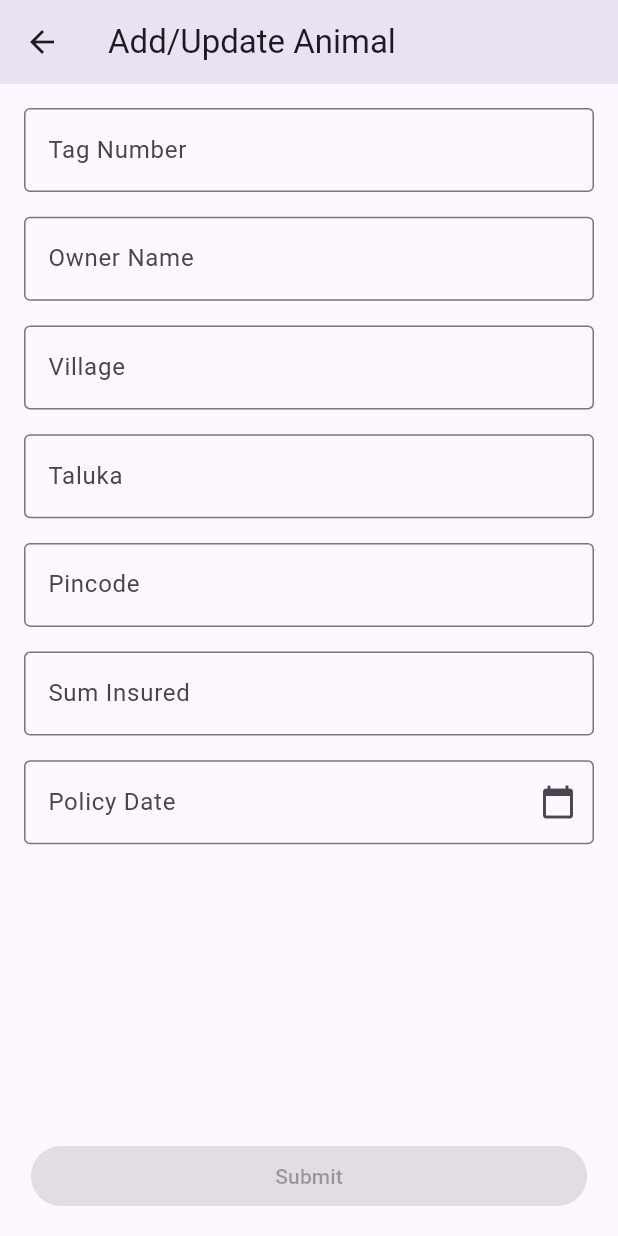
After one commit to devanshu9750/surveyor_app, a Flutter app: the AddUpdateAnimalScreen screen opened by its route, on a phone screen of 412 x 824 dp. The commit adds this screen. Run offline on Flutter 3.47's test engine with Material 3 defaults, Android fonts, the phone set to English and light mode, and no system bars; our stand-ins replace get, get_storage; accounts and stored records are empty.

Commit message:
design for add update animal screen

```diff
--- a/lib/core/app_router.dart
+++ b/lib/core/app_router.dart
@@ -1,4 +1,5 @@
 import 'package:flutter/material.dart';
+import 'package:surveyor_app/features/addUpdateAnimal/add_update_animal_screen.dart';
 import 'package:surveyor_app/features/addUpdateUser/add_update_user_screen.dart';
 import 'package:surveyor_app/features/home/home_screen.dart';
 import 'package:surveyor_app/features/login/login_screen.dart';
@@ -8,5 +9,6 @@ class AppRouter {
     LoginScreen.routeName: (_) => const LoginScreen(),
     HomeScreen.routeName: (_) => const HomeScreen(),
     AddUpdateUserScreen.routeName: (_) => const AddUpdateUserScreen(),
+    AddUpdateAnimalScreen.routeName: (_) => const AddUpdateAnimalScreen(),
   };
 }
--- /dev/null
+++ b/lib/features/addUpdateAnimal/add_update_animal_controller.dart
@@ -0,0 +1,51 @@
+import 'package:flutter/material.dart';
+import 'package:get/get.dart';
+
+class AddUpdateAnimalController extends GetxController {
+  final tagNumber = TextEditingController();
+  final ownerName = TextEditingController();
+  final village = TextEditingController();
+  final taluka = TextEditingController();
+  final pincode = TextEditingController();
+  final sumInsured = TextEditingController();
+  final policyDate = TextEditingController();
+  final enableAddUpdateButton = false.obs;
+
+  void addUpdateAnimal() {}
+
+  void _updateAddUpdateButtonState() {
+    enableAddUpdateButton.value =
+        tagNumber.text.isNotEmpty &&
+        ownerName.text.isNotEmpty &&
+        village.text.isNotEmpty &&
+        taluka.text.isNotEmpty &&
+        pincode.text.isNotEmpty &&
+        sumInsured.text.isNotEmpty &&
+        policyDate.text.isNotEmpty;
+  }
+
+  void pickPolicyDate() async {
+    FocusScope.of(Get.context!).unfocus();
+    final DateTime? picked = await showDatePicker(
+      context: Get.context!,
+      initialDate: DateTime(2010),
+      firstDate: DateTime(2000),
+      lastDate: DateTime.now().subtract(const Duration(days: 1)),
+    );
+    if (picked != null) {
+      policyDate.text = picked.toLocal().toString().split(' ')[0];
+    }
+  }
+
+  @override
+  void onInit() {
+    super.onInit();
+    tagNumber.addListener(_updateAddUpdateButtonState);
+    ownerName.addListener(_updateAddUpdateButtonState);
+    village.addListener(_updateAddUpdateButtonState);
+    taluka.addListener(_updateAddUpdateButtonState);
+    pincode.addListener(_updateAddUpdateButtonState);
+    sumInsured.addListener(_updateAddUpdateButtonState);
+    policyDate.addListener(_updateAddUpdateButtonState);
+  }
+}
--- /dev/null
+++ b/lib/features/addUpdateAnimal/add_update_animal_screen.dart
@@ -0,0 +1,98 @@
+import 'package:flutter/material.dart';
+import 'package:flutter/services.dart';
+import 'package:get/get_state_manager/get_state_manager.dart';
+import 'package:surveyor_app/core/app_extensions.dart';
+import 'package:surveyor_app/features/addUpdateAnimal/add_update_animal_controller.dart';
+
+class AddUpdateAnimalScreen extends StatelessWidget {
+  const AddUpdateAnimalScreen({super.key});
+  static const String routeName = '/add-update-animal';
+
+  @override
+  Widget build(BuildContext context) {
+    return GetBuilder(
+      init: AddUpdateAnimalController(),
+      builder: (controller) {
+        return Scaffold(
+          appBar: AppBar(title: const Text('Add/Update Animal'), elevation: 10),
+          body: Padding(
+            padding: const EdgeInsets.all(16.0),
+            child: Column(
+              children: [
+                Expanded(
+                  child: SingleChildScrollView(
+                    child: Padding(
+                      padding: EdgeInsetsGeometry.only(bottom: 2.h),
+                      child: Column(
+                        crossAxisAlignment: CrossAxisAlignment.stretch,
+                        children: [
+                          TextFormField(
+                            controller: controller.tagNumber,
+                            decoration: const InputDecoration(labelText: 'Tag Number', border: OutlineInputBorder()),
+                          ),
+                          SizedBox(height: 2.h),
+                          TextFormField(
+                            controller: controller.ownerName,
+                            decoration: const InputDecoration(labelText: 'Owner Name', border: OutlineInputBorder()),
+                          ),
+                          SizedBox(height: 2.h),
+                          TextFormField(
+                            controller: controller.village,
+                            decoration: const InputDecoration(labelText: 'Village', border: OutlineInputBorder()),
+                          ),
+                          SizedBox(height: 2.h),
+                          TextFormField(
+                            controller: controller.taluka,
+                            decoration: const InputDecoration(labelText: 'Taluka', border: OutlineInputBorder()),
+                          ),
+                          SizedBox(height: 2.h),
+                          TextFormField(
+                            controller: controller.pincode,
+                            decoration: const InputDecoration(labelText: 'Pincode', border: OutlineInputBorder()),
+                            keyboardType: TextInputType.number,
+                            inputFormatters: [FilteringTextInputFormatter.digitsOnly],
+                          ),
+                          SizedBox(height: 2.h),
+                          TextFormField(
+                            controller: controller.sumInsured,
+                            decoration: const InputDecoration(labelText: 'Sum Insured', border: OutlineInputBorder()),
+                            keyboardType: TextInputType.number,
+                            inputFormatters: [FilteringTextInputFormatter.digitsOnly],
+                          ),
+                          SizedBox(height: 2.h),
+                          GestureDetector(
+                            onTap: controller.pickPolicyDate,
+                            child: AbsorbPointer(
+                              child: TextFormField(
+                                controller: controller.policyDate,
+                                decoration: const InputDecoration(
+                                  labelText: 'Policy Date',
+                                  border: OutlineInputBorder(),
+                                  suffixIcon: Icon(Icons.calendar_today),
+                                ),
+                                readOnly: true,
+                              ),
+                            ),
+                          ),
+                        ],
+                      ),
+                    ),
+                  ),
+                ),
+                SizedBox(
+                  width: 90.w,
+                  child: Obx(
+                    () => FilledButton(
+                      onPressed: controller.enableAddUpdateButton.value ? controller.addUpdateAnimal : null,
+                      child: const Text('Submit'),
+                    ),
+                  ),
+                ),
+              ],
+            ),
+          ),
+        );
+      },
+    );
+  }
+}
```
Also changed, not shown: lib/features/home/home_screen.dart (+11 -2 lines).
